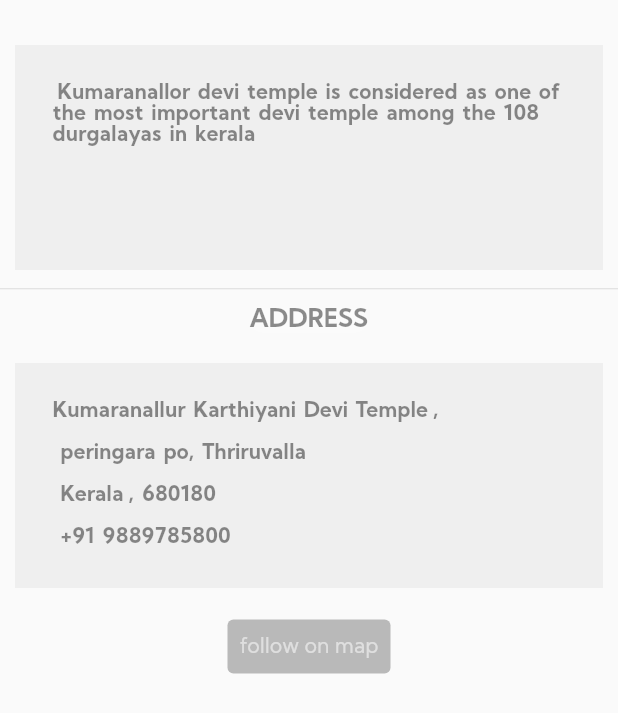
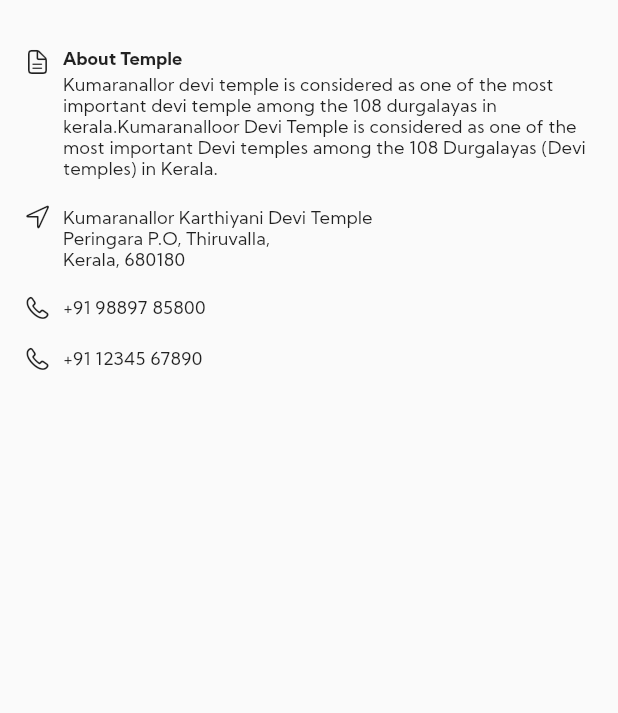
Before and after one commit to chekuthankl13/temple, a Flutter app: the About widget shown alone on an empty page, opened directly, on a phone screen of 412 x 824 dp. Shown: the top 713 px of the screen. Run offline on Flutter 3.47's test engine with Material 2 defaults, Android fonts, the phone set to English and light mode, and no system bars; our stand-ins replace clay_containers, flutter_svg, youtube_player_flutter; network calls fail.

Commit message:
about page completed

```diff
--- a/lib/sections/about.dart
+++ b/lib/sections/about.dart
@@ -1,80 +1,105 @@
+import 'package:flutter/cupertino.dart';
 import 'package:flutter/material.dart';
+import 'package:temple/widgets/about_row.dart';
 
 class About extends StatelessWidget {
   const About({Key? key}) : super(key: key);
 
   @override
   Widget build(BuildContext context) {
-    return Column(
-      children: [
-        const SizedBox(
-          height: 10,
-        ),
-        contents(context,
-            ' Kumaranallor devi temple is considered as one of the most important devi temple among the 108 durgalayas in kerala'),
-        const Divider(
-          height: 25,
-        ),
-        heading('ADDRESS'),
-        contents(context,
-            'Kumaranallur Karthiyani Devi Temple ,\n\n peringara po, Thriruvalla \n \n Kerala , 680180\n  \n +91 9889785800'),
-        const SizedBox(
-          height: 15,
-        ),
-        Center(
-          child: TextButton(
-            child: const Text('follow on map'),
-            onPressed: () {},
-            style: TextButton.styleFrom(
-                backgroundColor: Colors.black26, primary: Colors.white54),
-          ),
-        ),
-        const SizedBox(
-          height: 15,
-        ),
-      ],
-    );
-  }
+    return Padding(
+      padding: const EdgeInsets.symmetric(horizontal: 16, vertical: 32),
+      child: Column(
+        children: [
+          AboutRow(
+              title: 'About Temple',
+              icon: CupertinoIcons.doc_text,
+              txt:
+                  'Kumaranallor devi temple is considered as one of the most important devi temple among the 108 durgalayas in kerala.Kumaranalloor Devi Temple is considered as one of the most important Devi temples among the 108 Durgalayas (Devi temples) in Kerala.'),
+          AboutRow(
+              icon: CupertinoIcons.location,
+              txt:
+                  'Kumaranallor Karthiyani Devi Temple \nPeringara P.O, Thiruvalla, \nKerala, 680180'),
+          AboutRow(
+              icon: CupertinoIcons.phone,
+              txt:
+                  '+91 98897 85800'),
+          AboutRow(
+              icon: CupertinoIcons.phone,
+              txt:
+                  '+91 12345 67890'),
 
-  Container contents(BuildContext context, String txt) {
-    return Container(
-      margin: const EdgeInsets.only(top: 20, left: 10, right: 10),
-      padding: const EdgeInsets.all(25),
-      decoration: const BoxDecoration(
-        boxShadow: [
-          BoxShadow(
-            color: Colors.black12,
-          )
         ],
-        color: Colors.white54,
-      ),
-      height: 150,
-      width: MediaQuery.of(context).size.width,
-      child: Text(
-        txt,
-        style: const TextStyle(
-          fontWeight: FontWeight.bold,
-          color: Colors.black45,
-          wordSpacing: 2,
-        ),
+        //   children: [
+        //     const SizedBox(
+        //       height: 10,
+        //     ),
+        //     contents(context,
+        //         ' Kumaranallor devi temple is considered as one of the most important devi temple among the 108 durgalayas in kerala'),
+        //     const Divider(
+        //       height: 25,
+        //     ),
+        //     heading('ADDRESS'),
+        //     contents(context,
+        //         'Kumaranallur Karthiyani Devi Temple ,\n\n peringara po, Thriruvalla \n \n Kerala , 680180\n  \n +91 9889785800'),
+        //     const SizedBox(
+        //       height: 15,
+        //     ),
+        //     Center(
+        //       child: TextButton(
+        //         child: const Text('follow on map'),
+        //         onPressed: () {},
+        //         style: TextButton.styleFrom(
+        //             backgroundColor: Colors.black26, primary: Colors.white54),
+        //       ),
+        //     ),
+        //     const SizedBox(
+        //       height: 15,
+        //     ),
+        //   ],
       ),
     );
   }
 
-  Container heading(String name) {
-    return Container(
-      decoration: BoxDecoration(
-        color: Colors.white10,
-        borderRadius: BorderRadius.circular(10),
-      ),
-      child: Text(
-        name,
-        style: const TextStyle(
-          fontWeight: FontWeight.bold,
-          color: Colors.black45,
-          fontSize: 17,
-        ),
-      ),
-    );
-  }
+  // Container contents(BuildContext context, String txt) {
+  //   return Container(
+  //     margin: const EdgeInsets.only(top: 20, left: 10, right: 10),
+  //     padding: const EdgeInsets.all(25),
+  //     decoration: const BoxDecoration(
+  //       boxShadow: [
+  //         BoxShadow(
+  //           color: Colors.black12,
+  //         )
+  //       ],
+  //       color: Colors.white54,
+  //     ),
+  //     height: 150,
+  //     width: MediaQuery.of(context).size.width,
+  //     child: Text(
+  //       txt,
+  //       style: const TextStyle(
+  //         fontWeight: FontWeight.bold,
+  //         color: Colors.black45,
+  //         wordSpacing: 2,
+  //       ),
+  //     ),
+  //   );
+  // }
+
+  // Container heading(String name) {
+  //   return Container(
+  //     decoration: BoxDecoration(
+  //       color: Colors.white10,
+  //       borderRadius: BorderRadius.circular(10),
+  //     ),
+  //     child: Text(
+  //       name,
+  //       style: const TextStyle(
+  //         fontWeight: FontWeight.bold,
+  //         color: Colors.black45,
+  //         fontSize: 17,
+  //       ),
+  //     ),
+  //   );
+  // }
 }
--- /dev/null
+++ b/lib/widgets/about_row.dart
@@ -0,0 +1,47 @@
+import 'package:flutter/material.dart';
+
+class AboutRow extends StatelessWidget {
+  final String txt;
+  final IconData icon;
+  final String? title;
+
+  const AboutRow({Key? key, required this.icon, required this.txt, this.title})
+      : super(key: key);
+
+  Text getText() {
+    return Text(
+      txt,
+      style: TextStyle(
+        fontSize: 12,
+        height: 1.2,
+      ),
+    );
+  }
+
+  Widget? getTextWithTitle() {
+    return Column(crossAxisAlignment: CrossAxisAlignment.start, children: [
+      Padding(
+        padding: const EdgeInsets.only(bottom: 3),
+        child: Text(title ?? '',
+            style: TextStyle(fontWeight: FontWeight.w600, fontSize: 12)),
+      ),
+      getText()
+    ]);
+  }
+
+  @override
+  Widget build(BuildContext context) {
+    return Padding(
+      padding: const EdgeInsets.only(bottom: 16),
+      child: Row(crossAxisAlignment: CrossAxisAlignment.start, children: [
+        Icon(icon, size: 18),
+        Expanded(
+          child: Padding(
+            padding: const EdgeInsets.only(left: 8.0, top: 2.5),
+            child: title != null ? getTextWithTitle() : getText(),
+          ),
+        ),
+      ]),
+    );
+  }
+}
```
Also changed, not shown: lib/pages/home_page.dart (+10 -10 lines), lib/widgets/Buttons/icons.dart (+28 -8 lines), lib/widgets/posts.dart (+11 -4 lines), assets/icons/Gallery.svg, assets/icons/photo.svg (deleted), assets/icons/picture.svg (deleted).
